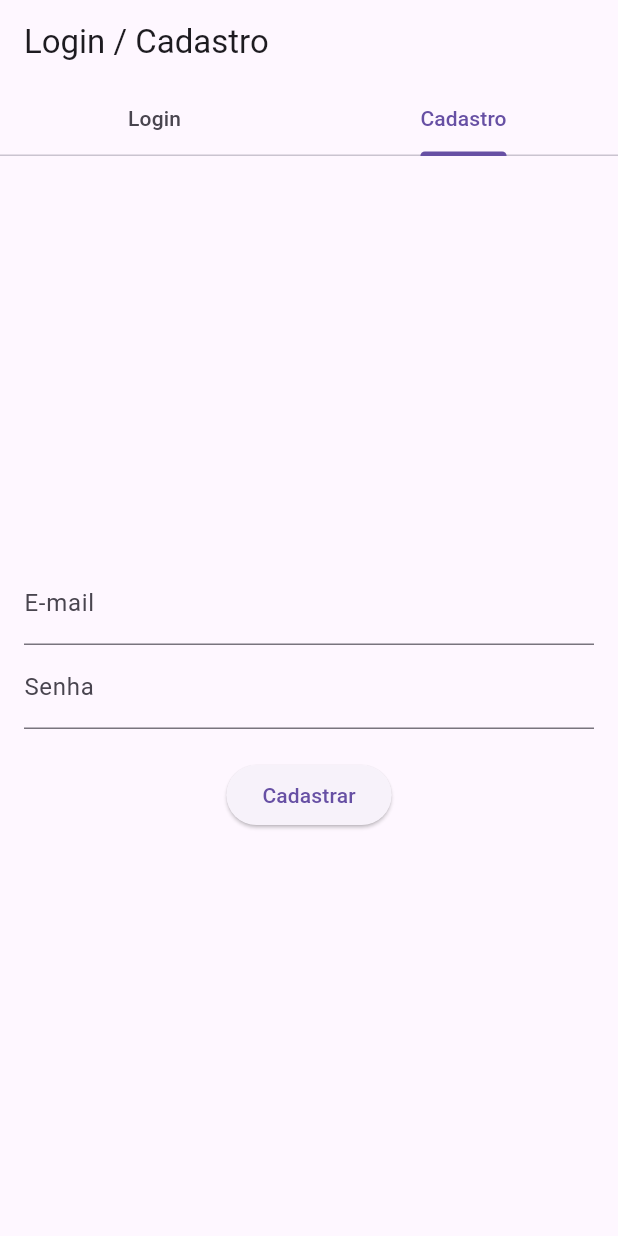
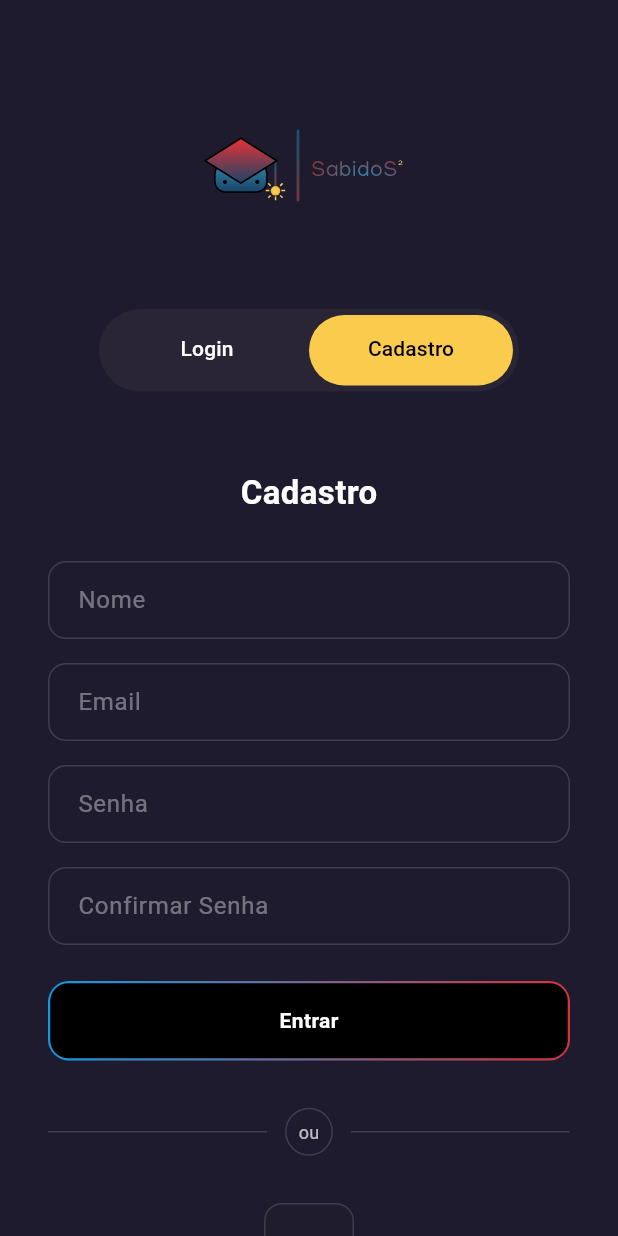
Before and after one commit to Sabidos2Develop/Sabidos---MobileApp, a Flutter app: the screen it shows after launch, tab 2 chosen, on a phone screen of 412 x 824 dp. Run offline on Flutter 3.47's test engine with Material 3 defaults, Android fonts, the phone set to English and light mode, and no system bars; our stand-ins replace flutter_svg.

Commit message:
Estilização da Page e Tab Bar (Login Page)

```diff
--- a/sabidos2app/lib/main.dart
+++ b/sabidos2app/lib/main.dart
@@ -19,7 +19,7 @@ class MyApp extends StatelessWidget {
         colorScheme: ColorScheme.fromSeed(seedColor: Colors.deepPurple),
         // useMaterial3: true
       ),
-      home: LoginPage(),
+      home: const AuthPage(),
     );
   }
 }
--- a/sabidos2app/lib/presentation/pages/login_page.dart
+++ b/sabidos2app/lib/presentation/pages/login_page.dart
@@ -1,114 +1,76 @@
+import 'dart:io';
+import 'package:flutter_svg/flutter_svg.dart';
+
 import 'package:flutter/material.dart';
+import 'widgets/cadastrotab.dart';
+import 'widgets/logintab.dart';
 
+class AuthPage extends StatelessWidget {
+  const AuthPage({super.key});
 
-
-class LoginPage extends StatelessWidget {
   @override
   Widget build(BuildContext context) {
-    return MaterialApp(
-      debugShowCheckedModeBanner: false,
-      home: DefaultTabController(
-        length: 2,
-        child: Scaffold(
-          appBar: AppBar(
-            title: Text('Login / Cadastro'),
-            bottom: TabBar(
-              tabs: [
-                Tab(text: 'Login'),
-                Tab(text: 'Cadastro'),
-              ],
+    return DefaultTabController(
+      length: 2,
+      child: Scaffold(
+        resizeToAvoidBottomInset: true,
+        backgroundColor: const Color(0xFF1E1B2E),
+        body: SafeArea(
+  child: Column(
+    children: [
+      const SizedBox(height: 32),
+
+      SvgPicture.asset(
+        'assets/images/logo.svg',
+        width: 150,
+        height: 150,
+      ),
+
+      const SizedBox(height: 24),
+
+      Center(
+        child: Container(
+          width: 280,
+          padding: const EdgeInsets.all(4),
+          decoration: BoxDecoration(
+            color: const Color(0xFF292535),
+            borderRadius: BorderRadius.circular(50),
+          ),
+          child: TabBar(
+            indicator: BoxDecoration(
+              color: const Color(0xFFFBCB4E),
+              borderRadius: BorderRadius.circular(50),
+
             ),
-          ),
-          body: TabBarView(
-            children: [
-              LoginForm(),
-              CadastroForm(),
+            splashBorderRadius: BorderRadius.circular(50),
+            overlayColor: MaterialStateProperty.all(Colors.transparent),
+            indicatorSize: TabBarIndicatorSize.tab,
+            labelColor: Colors.black,
+            unselectedLabelColor: Colors.white,
+            dividerColor: Colors.transparent,
+            labelPadding: const EdgeInsets.symmetric(horizontal: 20),
+            tabs: const [
+              Tab(text: "Login", height: 45),
+              Tab(text: "Cadastro", height: 45),
             ],
           ),
         ),
       ),
-    );
-  }
-}
 
-class LoginForm extends StatelessWidget {
-  @override
-  Widget build(BuildContext context) {
-    final _emailController = TextEditingController();
-    final _passwordController = TextEditingController();
+      const SizedBox(height: 32),
 
-    return Padding(
-      padding: const EdgeInsets.all(16.0),
-
-      child: Column(
-        mainAxisAlignment: MainAxisAlignment.center,
-        children: [
-          TextField(
-            controller: _emailController,
-            decoration: InputDecoration(labelText: 'E-mail'),
-          ),
-          TextField(
-            controller: _passwordController,
-            decoration: InputDecoration(labelText: 'Senha'),
-            obscureText: true,
-          ),
-          SizedBox(height: 20),
-          ElevatedButton(
-            onPressed: () {
-              // Aqui você faria a lógica de login
-              // Exemplo de simulação:
-              if (_emailController.text == 'user@example.com' && _passwordController.text == '1234') {
-                // Simula um sucesso
-                ScaffoldMessenger.of(context).showSnackBar(
-                  SnackBar(content: Text('Login bem-sucedido!')),
-                );
-                // Aqui você faria o redirecionamento
-              } else {
-                ScaffoldMessenger.of(context).showSnackBar(
-                  SnackBar(content: Text('Credenciais inválidas')),
-                );
-              }
-            },
-            child: Text('Entrar'),
-          ),
-        ],
+      const Expanded(
+        child: TabBarView(
+          children: [
+            LoginTab(),
+            CadastroTab(),
+          ],
+        ),
+      ),
+    ],
+  ),
+),
       ),
     );
   }
 }
-
-class CadastroForm extends StatelessWidget {
-  @override
-  Widget build(BuildContext context) {
-    final _emailController = TextEditingController();
-    final _passwordController = TextEditingController();
-
-    return Padding(
-      padding: const EdgeInsets.all(16.0),
-      child: Column(
-        mainAxisAlignment: MainAxisAlignment.center,
-        children: [
-          TextField(
-            controller: _emailController,
-            decoration: InputDecoration(labelText: 'E-mail'),
-          ),
-          TextField(
-            controller: _passwordController,
-            decoration: InputDecoration(labelText: 'Senha'),
-            obscureText: true,
-          ),
-          SizedBox(height: 20),
-          ElevatedButton(
-            onPressed: () {
-              // Aqui você faria a lógica de cadastro
-              ScaffoldMessenger.of(context).showSnackBar(
-                SnackBar(content: Text('Cadastro feito com sucesso!')),
-              );
-            },
-            child: Text('Cadastrar'),
-          ),
-        ],
-      ),
-    );
-  }
-}
--- /dev/null
+++ b/sabidos2app/lib/presentation/pages/widgets/cadastrotab.dart
@@ -0,0 +1,106 @@
+import 'package:flutter/material.dart';
+import 'package:sabidos2app/presentation/pages/widgets/inputDecoration.dart';
+import 'package:sabidos2app/presentation/pages/widgets/gradientBorderButton.dart';
+class CadastroTab extends StatelessWidget {
+  const CadastroTab({super.key});
+
+  @override
+  Widget build(BuildContext context) {
+    return LayoutBuilder(
+  builder: (context, constraints) {
+    return SingleChildScrollView(
+      padding: const EdgeInsets.symmetric(horizontal: 32),
+      child: ConstrainedBox(
+        constraints: BoxConstraints(
+          minHeight: constraints.maxHeight,
+        ),
+        child: Column(
+          crossAxisAlignment: CrossAxisAlignment.center,
+          children: [
+            const SizedBox(height: 20),
+
+            const Text(
+              "Cadastro",
+              style: TextStyle(
+                color: Colors.white,
+                fontSize: 22,
+                fontWeight: FontWeight.bold,
+              ),
+            ),
+
+            const SizedBox(height: 30),
+
+            customInput("Nome"),
+            const SizedBox(height: 16),
+
+            customInput("Email"),
+            const SizedBox(height: 16),
+
+            customInput("Senha", obscure: true),
+            const SizedBox(height: 16),
+
+            customInput("Confirmar Senha", obscure: true),
+            const SizedBox(height: 24),
+
+            gradientBorderButton("Entrar"),
+
+            const SizedBox(height: 30),
+
+            Row(
+              children: [
+                Expanded(
+                  child: Container(
+                    height: 1,
+                    color: const Color(0xFF3F3C4E),
+                  ),
+                ),
+                Container(
+                  margin: const EdgeInsets.symmetric(horizontal: 12),
+                  padding: const EdgeInsets.all(8),
+                  decoration: BoxDecoration(
+                    shape: BoxShape.circle,
+                    border: Border.all(color: const Color(0xFF3F3C4E)),
+                  ),
+                  child: const Text(
+                    "ou",
+                    style: TextStyle(
+                      color: Colors.white70,
+                      fontSize: 12,
+                    ),
+                  ),
+                ),
+                Expanded(
+                  child: Container(
+                    height: 1,
+                    color: const Color(0xFF3F3C4E),
+                  ),
+                ),
+              ],
+            ),
+
+            const SizedBox(height: 30),
+                      Container(
+            width: 60,
+            height: 60,
+            decoration: BoxDecoration(
+              color: const Color(0xFF1F1C2C),
+              borderRadius: BorderRadius.circular(12),
+              border: Border.all(color: const Color(0xFF3F3C4E)),
+            ),
+            child: Padding(
+              padding: const EdgeInsets.all(12),
+              // child: Image.network(
+              //   "https://www.svgrepo.com/show/355037/google.png",
+              // ),
+            ),
+          ),
+
+            const SizedBox(height: 40),
+          ],
+        ),
+      ),
+    );
+  },
+);
+  }
+}
--- /dev/null
+++ b/sabidos2app/lib/presentation/pages/widgets/gradientBorderButton.dart
@@ -0,0 +1,32 @@
+import 'package:flutter/material.dart';
+
+Widget gradientBorderButton(String text) {
+  return Container(
+    decoration: BoxDecoration(
+      gradient: const LinearGradient(
+        colors: [
+          Color(0xFF1499E2),
+          Color(0xFFD6343B),
+        ],
+      ),
+      borderRadius: BorderRadius.circular(14),
+    ),
+    padding: const EdgeInsets.all(1.5), // espessura da borda
+    child: Container(
+      height: 50,
+      decoration: BoxDecoration(
+        color: Colors.black,
+        borderRadius: BorderRadius.circular(12),
+      ),
+      child: Center(
+        child: Text(
+          text,
+          style: const TextStyle(
+            color: Colors.white,
+            fontWeight: FontWeight.w600,
+          ),
+        ),
+      ),
+    ),
+  );
+}
--- /dev/null
+++ b/sabidos2app/lib/presentation/pages/widgets/inputDecoration.dart
@@ -0,0 +1,31 @@
+import 'package:flutter/material.dart';
+Widget customInput(String hint, {bool obscure = false}) {
+  return TextField(
+    obscureText: obscure,
+    style: const TextStyle(
+      color: Colors.white70, // semelhante ao text-gray-300
+    ),
+    decoration: InputDecoration(
+      hintText: hint,
+      hintStyle: const TextStyle(
+        color: Colors.white38,
+      ),
+      filled: true,
+      fillColor: Colors.transparent,
+      contentPadding:
+          const EdgeInsets.symmetric(horizontal: 16, vertical: 14),
+      enabledBorder: OutlineInputBorder(
+        borderRadius: BorderRadius.circular(12),
+        borderSide: const BorderSide(
+          color: Color(0xFF3F3C4E), // borda solicitada
+        ),
+      ),
+      focusedBorder: OutlineInputBorder(
+        borderRadius: BorderRadius.circular(12),
+        borderSide: const BorderSide(
+          color: Color(0xFF1499E2),
+        ),
+      ),
+    ),
+  );
+}
--- a/sabidos2app/pubspec.yaml
+++ b/sabidos2app/pubspec.yaml
@@ -34,7 +34,7 @@ dependencies:
   # The following adds the Cupertino Icons font to your application.
   # Use with the CupertinoIcons class for iOS style icons.
   cupertino_icons: ^1.0.8
-
+  flutter_svg: ^2.2.3
 dev_dependencies:
   flutter_test:
     sdk: flutter
@@ -56,6 +56,8 @@ flutter:
   # included with your application, so that you can use the icons in
   # the material Icons class.
   uses-material-design: true
+  assets:
+    - assets/images/
 
   # To add assets to your application, add an assets section, like this:
   # assets:
```
Also changed, not shown: sabidos2app/lib/presentation/pages/widgets/logintab.dart (added, +112 -0 lines), sabidos2app/assets/images/logo.svg (added), sabidos2app/pubspec.lock.
